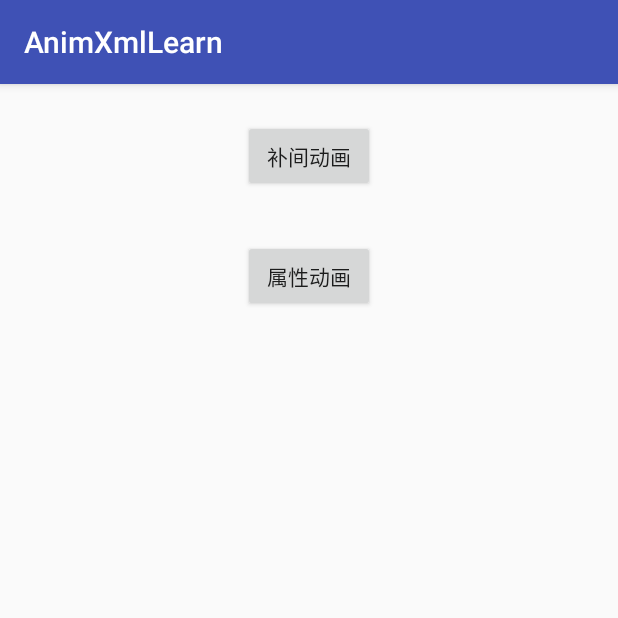
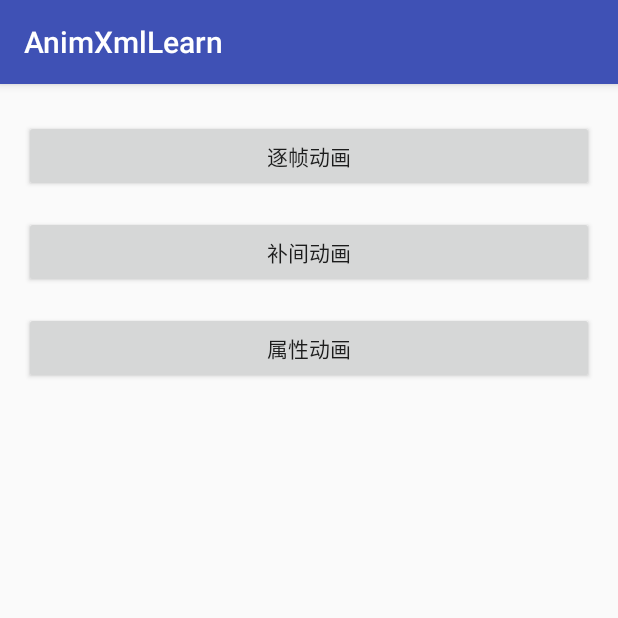
Before and after one commit to hykruntoahead/AnimXmlLearn, an Android app: the screen it shows after launch (MainActivity), on a phone screen of 412 x 824 dp, the top half of it. Run offline under Robolectric (Android 15) with nearby library versions, the phone set to English and light mode, and no system bars.

Commit message:
逐帧动画实现

```diff
--- a/app/src/main/AndroidManifest.xml
+++ b/app/src/main/AndroidManifest.xml
@@ -14,9 +14,10 @@
                 <action android:name="android.intent.action.MAIN" />
 
                 <category android:name="android.intent.category.LAUNCHER" />
+                <category android:name="android.intent.category.DEFAULT"/>
             </intent-filter>
         </activity>
-
+       <activity android:name=".FrameActivity"/>
         <activity android:name=".TweenActivity"/>
 
     </application>
--- a/app/src/main/java/com/example/heyukun/animxmllearn/MainActivity.java
+++ b/app/src/main/java/com/example/heyukun/animxmllearn/MainActivity.java
@@ -11,13 +11,19 @@ public class MainActivity extends AppCompatActivity {
     protected void onCreate(Bundle savedInstanceState) {
         super.onCreate(savedInstanceState);
         setContentView(R.layout.activity_main);
-        findViewById(R.id.btn_tween).setOnClickListener(new View.OnClickListener() {
+        findViewById(R.id.button_frame).setOnClickListener(new View.OnClickListener() {
+            @Override
+            public void onClick(View v) {
+                startActivity(new Intent(MainActivity.this,FrameActivity.class));
+            }
+        });
+        findViewById(R.id.button_tween).setOnClickListener(new View.OnClickListener() {
             @Override
             public void onClick(View v) {
                 startActivity(new Intent(MainActivity.this,TweenActivity.class));
             }
         });
-        findViewById(R.id.btn_pro).setOnClickListener(new View.OnClickListener() {
+        findViewById(R.id.button_pro).setOnClickListener(new View.OnClickListener() {
             @Override
             public void onClick(View v) {
 
--- a/app/src/main/res/anim/view_set.xml
+++ b/app/src/main/res/anim/view_set.xml
@@ -1,6 +1,5 @@
 <?xml version="1.0" encoding="utf-8"?>
 <set xmlns:android="http://schemas.android.com/apk/res/android"
-    android:fillAfter="true"
     android:shareInterpolator="false">
     <alpha
         android:duration="1500"
--- a/app/src/main/res/layout/activity_main.xml
+++ b/app/src/main/res/layout/activity_main.xml
@@ -4,25 +4,51 @@
     xmlns:tools="http://schemas.android.com/tools"
     android:layout_width="match_parent"
     android:layout_height="match_parent"
-    tools:context="com.example.heyukun.animxmllearn.MainActivity">
+    tools:layout_editor_absoluteY="81dp"
+    tools:layout_editor_absoluteX="0dp">
 
     <Button
-        android:id="@+id/btn_tween"
-        android:layout_width="wrap_content"
+        android:id="@+id/button_frame"
+        style="@style/Widget.AppCompat.Button"
+        android:layout_width="0dp"
         android:layout_height="wrap_content"
-        android:text="@string/anim_tween"
-        app:layout_constraintTop_toTopOf="parent"
+        android:layout_marginEnd="16dp"
+        android:layout_marginLeft="16dp"
+        android:layout_marginRight="16dp"
+        android:layout_marginStart="16dp"
         android:layout_marginTop="24dp"
+        android:text="@string/anim_fra"
+        app:layout_constraintHorizontal_bias="0.937"
+        app:layout_constraintLeft_toLeftOf="parent"
         app:layout_constraintRight_toRightOf="parent"
-        app:layout_constraintLeft_toLeftOf="parent" />
+        app:layout_constraintTop_toTopOf="parent" />
 
     <Button
-        android:id="@+id/btn_pro"
-        android:layout_width="wrap_content"
+        android:id="@+id/button_tween"
+        android:layout_width="0dp"
         android:layout_height="wrap_content"
-        android:layout_marginTop="32dp"
+        android:layout_marginEnd="16dp"
+        android:layout_marginLeft="16dp"
+        android:layout_marginRight="16dp"
+        android:layout_marginStart="16dp"
+        android:layout_marginTop="16dp"
+        android:text="@string/anim_tween"
+        app:layout_constraintLeft_toLeftOf="parent"
+        app:layout_constraintRight_toRightOf="parent"
+        app:layout_constraintTop_toBottomOf="@+id/button_frame" />
+
+    <Button
+        android:id="@+id/button_pro"
+        android:layout_width="0dp"
+        android:layout_height="wrap_content"
+        android:layout_marginLeft="16dp"
+        android:layout_marginRight="16dp"
+        android:layout_marginTop="16dp"
         android:text="@string/anim_pro"
         app:layout_constraintLeft_toLeftOf="parent"
         app:layout_constraintRight_toRightOf="parent"
-        app:layout_constraintTop_toBottomOf="@+id/btn_tween" />
+        app:layout_constraintTop_toBottomOf="@+id/button_tween"
+        android:layout_marginStart="16dp"
+        android:layout_marginEnd="16dp" />
+
 </android.support.constraint.ConstraintLayout>
--- a/app/src/main/res/values/strings.xml
+++ b/app/src/main/res/values/strings.xml
@@ -2,12 +2,16 @@
     <string name="app_name">AnimXmlLearn</string>
     <string name="anim_tween" >补间动画</string>
     <string name="anim_pro" >属性动画</string>
+    <string name="anim_fra">逐帧动画</string>
+    <string name="start">开始</string>
+    <string name="stop">停止</string>
+
 
     <string name="view_alpha">透明度渐变</string>
     <string name="view_scale">缩放</string>
     <string name="view_translate">平移</string>
     <string name="view_rotate">旋转</string>
     <string name="view_set">组合</string>
-    <string name="beauty">美女</string>
+
 
 </resources>
```
Also changed, not shown: app/src/main/java/com/example/heyukun/animxmllearn/FrameActivity.java (added, +53 -0 lines), app/src/main/res/drawable/loading_frame.xml (added, +25 -0 lines), app/src/main/res/layout/activity_frame.xml (added, +45 -0 lines), app/src/main/res/mipmap-xhdpi/loading_1.png (added), app/src/main/res/mipmap-xhdpi/loading_2.png (added), app/src/main/res/mipmap-xhdpi/loading_3.png (added), app/src/main/res/mipmap-xhdpi/loading_4.png (added), app/src/main/res/mipmap-xhdpi/loading_5.png (added), app/src/main/res/mipmap-xhdpi/loading_6.png (added), app/src/main/res/mipmap-xhdpi/loading_7.png (added).
